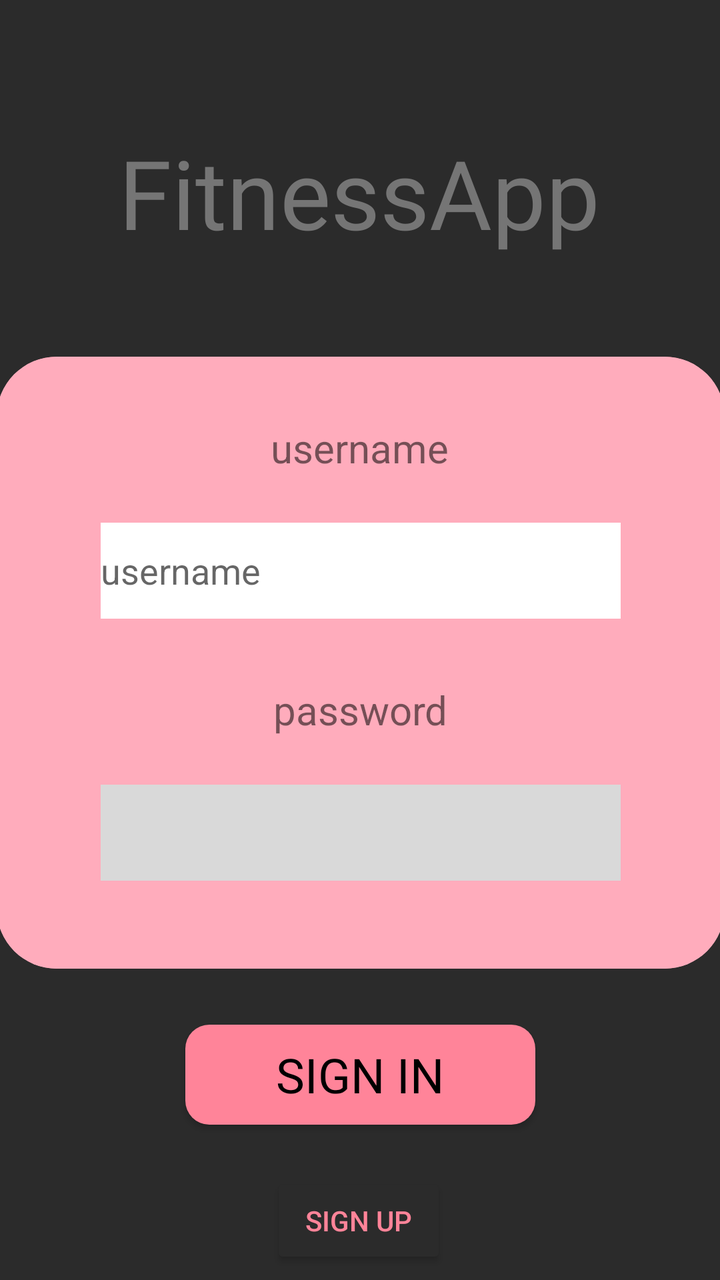
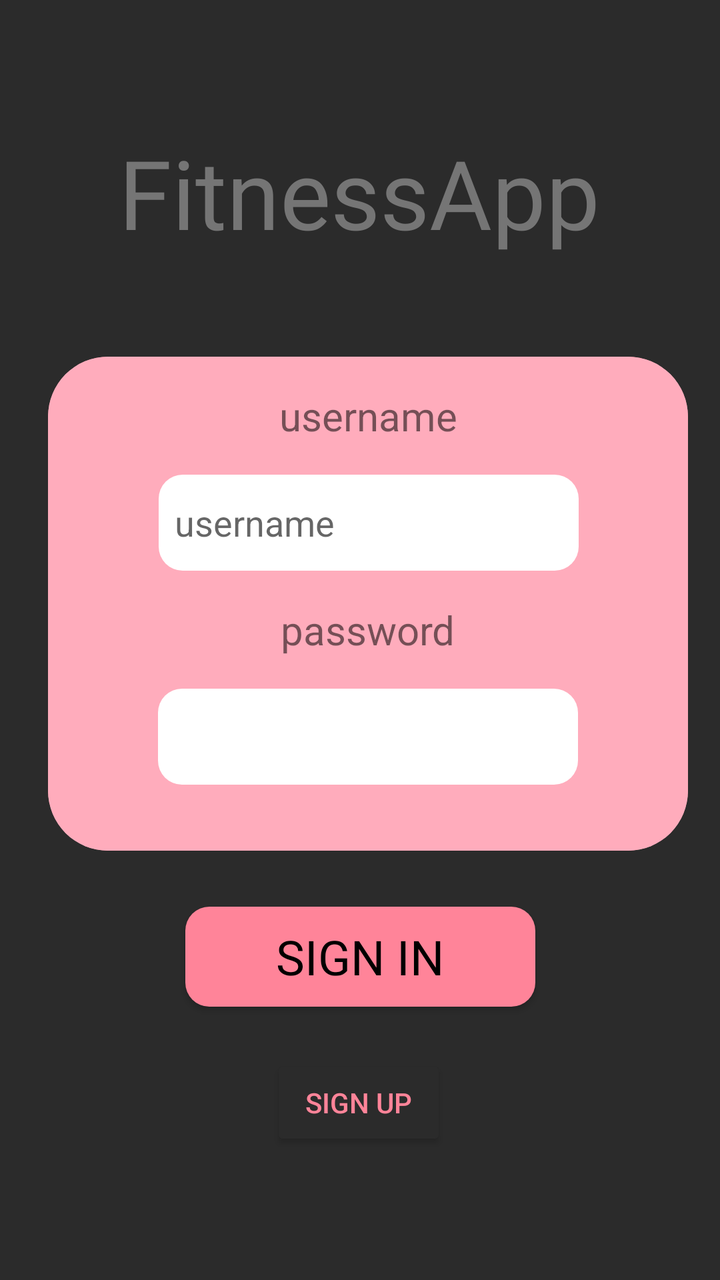

Compare the two renders of this Android layout. The source of the first and the diff that turns it into the second are given below.
<!-- AndroidManifest.xml: application theme Theme.MyApplication -->
<!-- res/layout/login.xml -->
<?xml version="1.0" encoding="utf-8"?>
<androidx.constraintlayout.widget.ConstraintLayout xmlns:android="http://schemas.android.com/apk/res/android"
    xmlns:app="http://schemas.android.com/apk/res-auto"
    xmlns:tools="http://schemas.android.com/tools"
    android:layout_width="match_parent"
    android:layout_height="match_parent"
    android:background="@color/bg_dark"
    android:theme="@style/Theme.MyApplication"
    tools:context=".Login">

    <TextView
        android:id="@+id/AppName"
        android:layout_width="wrap_content"
        android:layout_height="wrap_content"
        android:layout_marginTop="64dp"
        android:fontFamily="@font/anton"
        android:text="@string/fitnessapp"
        android:textColor="#757575"
        android:textSize="48sp"
        app:layout_constraintEnd_toEndOf="parent"
        app:layout_constraintHorizontal_bias="0.498"
        app:layout_constraintStart_toStartOf="parent"
        app:layout_constraintTop_toTopOf="parent" />
    
    <androidx.cardview.widget.CardView
        android:id="@+id/Container"
        android:layout_width="364dp"
        android:layout_height="306dp"
        android:layout_marginStart="24dp"
        android:layout_marginTop="50dp"
        android:layout_marginEnd="24dp"
        app:cardBackgroundColor="#FFACBC"
        app:cardCornerRadius="30dp"
        app:cardElevation="0dp"
        app:layout_constraintEnd_toEndOf="parent"
        app:layout_constraintStart_toStartOf="parent"
        app:layout_constraintTop_toBottomOf="@+id/AppName">

        <androidx.constraintlayout.widget.ConstraintLayout
            android:id="@+id/loginwindow"
            android:layout_width="match_parent"
            android:layout_height="match_parent"
            android:background="#FFACBC">

            <TextView
                android:id="@+id/usernameText"
                android:layout_width="wrap_content"
                android:layout_height="wrap_content"
                android:layout_marginTop="32dp"
                android:text="@string/username"
                android:textSize="20sp"
                app:layout_constraintEnd_toEndOf="parent"
                app:layout_constraintHorizontal_bias="0.498"
                app:layout_constraintStart_toStartOf="parent"
                app:layout_constraintTop_toTopOf="parent" />

            <EditText
                android:id="@+id/editPassword"
                android:layout_width="260dp"
                android:layout_height="48dp"
                android:layout_marginTop="24dp"
                android:background="#D9D9D9"
                android:ems="10"
                android:inputType="textPassword"
                android:paddingStart="10dp"
                android:paddingEnd="10dp"
                app:layout_constraintEnd_toEndOf="parent"
                app:layout_constraintStart_toStartOf="parent"
                app:layout_constraintTop_toBottomOf="@+id/passwordText"
                tools:ignore="SpeakableTextPresentCheck,TouchTargetSizeCheck" />

            <TextView
                android:id="@+id/passwordText"
                android:layout_width="wrap_content"
                android:layout_height="wrap_content"
                android:layout_marginTop="32dp"
                android:text="@string/password"
                android:textSize="20sp"
                app:layout_constraintEnd_toEndOf="parent"
                app:layout_constraintStart_toStartOf="parent"
                app:layout_constraintTop_toBottomOf="@+id/editTextText" />

            <EditText
                android:id="@+id/editTextText"
                android:layout_width="260dp"
                android:layout_height="48dp"
                android:layout_marginTop="24dp"
                android:background="@color/white"
                android:ems="10"
                android:hint="@string/username"
                android:inputType="text"
                app:layout_constraintEnd_toEndOf="parent"
                app:layout_constraintStart_toStartOf="parent"
                app:layout_constraintTop_toBottomOf="@+id/usernameText" />

        </androidx.constraintlayout.widget.ConstraintLayout>
    </androidx.cardview.widget.CardView>
    

    <Button

        android:id="@+id/btnsignin"
        android:layout_width="175dp"
        android:layout_height="50dp"
        android:layout_marginStart="32dp"

        android:layout_marginTop="28dp"
        android:layout_marginEnd="32dp"
        android:background="@drawable/roundstyle"
        android:fontFamily="@font/cabin"
        android:text="@string/sign_in"
        android:textColor="#000000"
        android:textSize="24sp"
        app:layout_constraintEnd_toEndOf="parent"
        app:layout_constraintStart_toStartOf="parent"
        app:layout_constraintTop_toBottomOf="@+id/Container" />

    <Button
        android:id="@+id/btnsignup"
        android:layout_width="wrap_content"
        android:layout_height="wrap_content"
        android:layout_marginTop="24dp"
        android:backgroundTint="#2B2B2B"
        android:text="@string/sign_up"
        android:textColor="#FF8499"
        app:layout_constraintBottom_toBottomOf="parent"
        app:layout_constraintEnd_toEndOf="parent"
        app:layout_constraintHorizontal_bias="0.498"
        app:layout_constraintStart_toStartOf="parent"
        app:layout_constraintTop_toBottomOf="@+id/btnsignin"
        app:layout_constraintVertical_bias="0.0" />

</androidx.constraintlayout.widget.ConstraintLayout>
<!-- resources referenced by this layout -->
<resources>
  <color name="bg_dark">#2B2B2B</color>
  <color name="white">#FFFFFFFF</color>
  <!-- drawable roundstyle (drawable) -->
  <?xml version="1.0" encoding="utf-8"?>
  <shape xmlns:android="http://schemas.android.com/apk/res/android">
      <solid android:color="#FF8499" />
      <corners android:radius="12dp" />
  </shape>
  <string name="fitnessapp">FitnessApp</string>
  <string name="password">password</string>
  <string name="sign_in">Sign in</string>
  <string name="sign_up">Sign up</string>
  <string name="username">username</string>
  <style name="Theme.MyApplication" parent="Theme.AppCompat.Light.NoActionBar">
          
          <item name="colorPrimary">@color/purple_500</item>
          <item name="colorPrimaryVariant">@color/purple_700</item>
          <item name="colorOnPrimary">@color/white</item>
          
          <item name="colorSecondary">@color/teal_200</item>
          <item name="colorSecondaryVariant">@color/teal_700</item>
          <item name="colorOnSecondary">@color/black</item>
          
          <item name="android:statusBarColor">?attr/colorPrimaryVariant</item>
          
      </style>
  <color name="purple_500">#FF6200EE</color>
  <color name="purple_700">#FF3700B3</color>
  <color name="teal_200">#FF03DAC5</color>
  <color name="teal_700">#FF018786</color>
  <color name="black">#FF000000</color>
</resources>

<!-- the commit's change to res/layout/login.xml (unified diff, before → after) -->
@@ -24,11 +24,11 @@
     
     <androidx.cardview.widget.CardView
         android:id="@+id/Container"
-        android:layout_width="364dp"
-        android:layout_height="306dp"
+        android:layout_width="0dp"
+        android:layout_height="wrap_content"
         android:layout_marginStart="24dp"
         android:layout_marginTop="50dp"
-        android:layout_marginEnd="24dp"
+        android:layout_marginEnd="16dp"
         app:cardBackgroundColor="#FFACBC"
         app:cardCornerRadius="30dp"
         app:cardElevation="0dp"
@@ -46,24 +46,29 @@
                 android:id="@+id/usernameText"
                 android:layout_width="wrap_content"
                 android:layout_height="wrap_content"
-                android:layout_marginTop="32dp"
+                android:layout_marginTop="16dp"
+                android:layout_marginBottom="8dp"
                 android:text="@string/username"
                 android:textSize="20sp"
+                app:layout_constraintBottom_toTopOf="@+id/editTextText"
                 app:layout_constraintEnd_toEndOf="parent"
-                app:layout_constraintHorizontal_bias="0.498"
                 app:layout_constraintStart_toStartOf="parent"
                 app:layout_constraintTop_toTopOf="parent" />
 
             <EditText
                 android:id="@+id/editPassword"
-                android:layout_width="260dp"
-                android:layout_height="48dp"
-                android:layout_marginTop="24dp"
-                android:background="#D9D9D9"
+                android:layout_width="wrap_content"
+                android:layout_height="wrap_content"
+                android:layout_marginTop="8dp"
+                android:layout_marginBottom="33dp"
+                android:background="@drawable/whiteround"
                 android:ems="10"
                 android:inputType="textPassword"
+                android:minHeight="48dp"
+                android:padding="8dp"
                 android:paddingStart="10dp"
                 android:paddingEnd="10dp"
+                app:layout_constraintBottom_toBottomOf="parent"
                 app:layout_constraintEnd_toEndOf="parent"
                 app:layout_constraintStart_toStartOf="parent"
                 app:layout_constraintTop_toBottomOf="@+id/passwordText"
@@ -73,23 +78,30 @@
                 android:id="@+id/passwordText"
                 android:layout_width="wrap_content"
                 android:layout_height="wrap_content"
-                android:layout_marginTop="32dp"
+                android:layout_marginTop="8dp"
+                android:layout_marginBottom="8dp"
                 android:text="@string/password"
                 android:textSize="20sp"
+                app:layout_constraintBottom_toTopOf="@+id/editPassword"
                 app:layout_constraintEnd_toEndOf="parent"
                 app:layout_constraintStart_toStartOf="parent"
                 app:layout_constraintTop_toBottomOf="@+id/editTextText" />
 
             <EditText
                 android:id="@+id/editTextText"
-                android:layout_width="260dp"
-                android:layout_height="48dp"
-                android:layout_marginTop="24dp"
-                android:background="@color/white"
+                android:layout_width="wrap_content"
+                android:layout_height="wrap_content"
+                android:layout_marginTop="8dp"
+                android:layout_marginBottom="8dp"
+                android:background="@drawable/whiteround"
                 android:ems="10"
                 android:hint="@string/username"
                 android:inputType="text"
+                android:minHeight="48dp"
+                android:padding="8dp"
+                app:layout_constraintBottom_toTopOf="@+id/passwordText"
                 app:layout_constraintEnd_toEndOf="parent"
+                app:layout_constraintHorizontal_bias="0.503"
                 app:layout_constraintStart_toStartOf="parent"
                 app:layout_constraintTop_toBottomOf="@+id/usernameText" />
 
<!-- resource entries referenced after the edit -->
@@ -6,6 +6,12 @@
   <?xml version="1.0" encoding="utf-8"?>
   <shape xmlns:android="http://schemas.android.com/apk/res/android">
       <solid android:color="#FF8499" />
+      <corners android:radius="12dp" />
+  </shape>
+  <!-- drawable whiteround (drawable) -->
+  <?xml version="1.0" encoding="utf-8"?>
+  <shape xmlns:android="http://schemas.android.com/apk/res/android">
+      <solid android:color="#FFFFFF" />
       <corners android:radius="12dp" />
   </shape>
   <string name="fitnessapp">FitnessApp</string>
